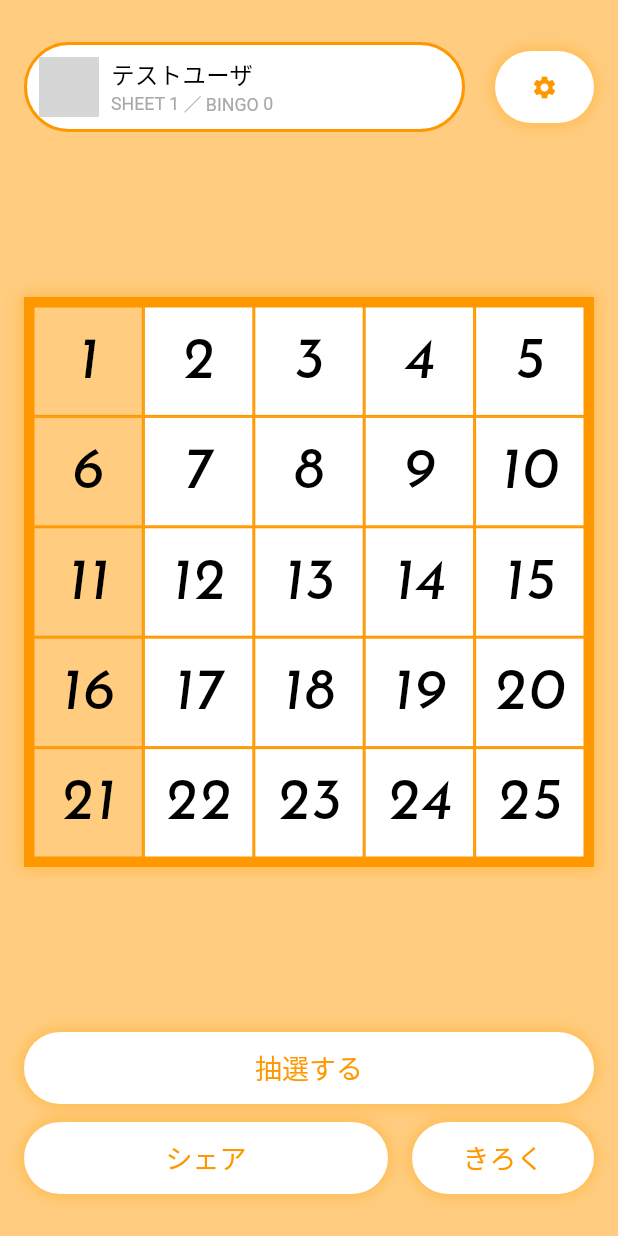
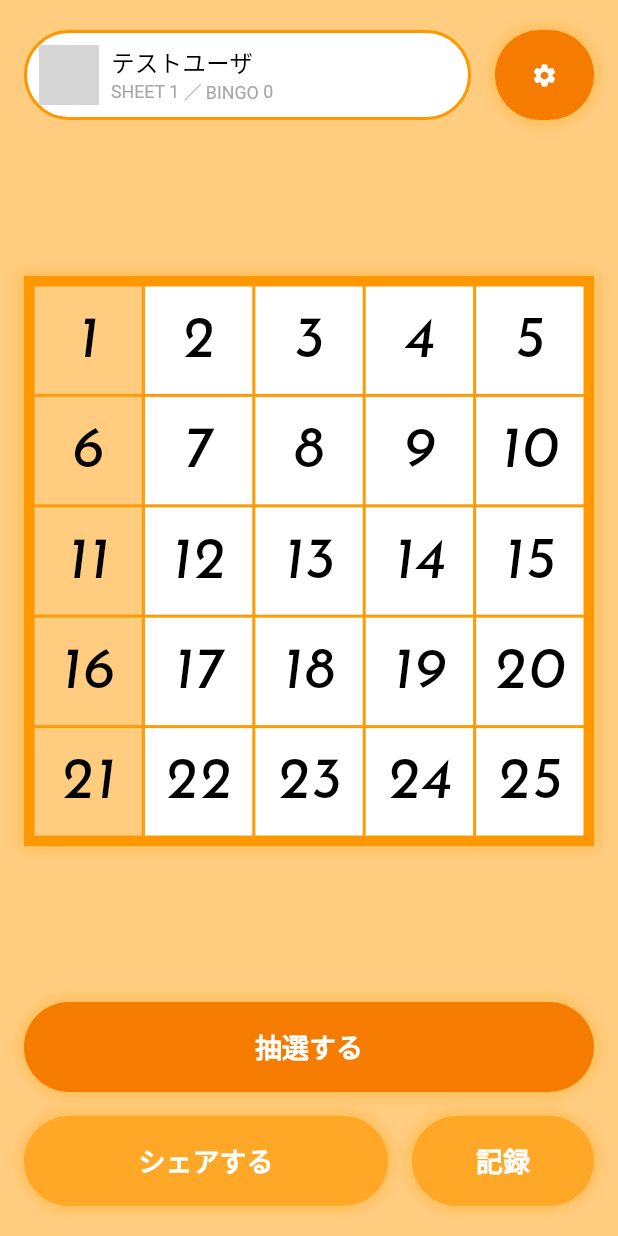
Before and after one commit to tkc-alien/Office-BINGO, a Flutter app: the screen it shows after launch, on a phone screen of 412 x 824 dp. Run offline on Flutter 3.47's test engine with Material 3 defaults, Android fonts, the phone set to English and light mode, and no system bars; drawn by our look-alikes of cached_network_image; our stand-ins replace firebase_auth, firebase_core, flutter_riverpod, freezed_annotation, gap, go_router and 2 more; accounts and stored records are empty; generated files the repository leaves out were written again; network calls fail; grey boxes are pictures that could not be loaded.

Commit message:
change: ホーム画面のデザインを更新

```diff
--- a/lib/app.dart
+++ b/lib/app.dart
@@ -18,11 +18,11 @@ class App extends StatelessWidget {
         useMaterial3: true,
         fontFamily: "NotoSansJP",
         colorScheme: ColorScheme.fromSwatch(
-          primarySwatch: AppColors.primary,
+          primarySwatch: AppColors.primarySwatch,
         ),
         scaffoldBackgroundColor: AppColors.scaffoldBackground,
         elevatedButtonTheme: ElevatedButtonThemeData(
-          style: AppButtonStyles.elevatedPrimary,
+          style: AppButtonStyles.themeStyle,
         ),
       ),
     );
--- a/lib/common/component/shadowed_button.dart
+++ b/lib/common/component/shadowed_button.dart
@@ -6,10 +6,12 @@ class ShadowedButton extends StatelessWidget {
     super.key,
     required this.onPressed,
     required this.child,
+    this.style,
   });
 
-  final Function() onPressed;
+  final void Function()? onPressed;
   final Widget child;
+  final ButtonStyle? style;
 
   @override
   Widget build(BuildContext context) {
@@ -26,6 +28,7 @@ class ShadowedButton extends StatelessWidget {
       ),
       child: ElevatedButton(
         onPressed: onPressed,
+        style: style,
         child: child,
       ),
     );
--- a/lib/const/view/app_button_styles.dart
+++ b/lib/const/view/app_button_styles.dart
@@ -1,14 +1,44 @@
 import 'package:flutter/material.dart';
+import 'package:office_bingo/const/view/app_colors.dart';
 
-const _kButtonHeight = 48.0;
+const _kButtonHeight = 60.0;
 
 class AppButtonStyles {
-  static final elevatedPrimary = ElevatedButton.styleFrom(
+  static final themeStyle = ElevatedButton.styleFrom(
     shadowColor: Colors.transparent,
     fixedSize: const Size.fromHeight(_kButtonHeight),
     textStyle: const TextStyle(
+      fontWeight: FontWeight.bold,
       fontSize: 18,
       // fontWeight: FontWeight.bold,
     ),
   );
+
+  static final elevatedPrimary = ElevatedButton.styleFrom(
+    backgroundColor: AppColors.primary,
+    foregroundColor: AppColors.onPrimary,
+    disabledBackgroundColor: AppColors.disabled,
+    disabledForegroundColor: AppColors.onDisabled,
+  );
+
+  static final elevatedPrimaryOnScaffold = ElevatedButton.styleFrom(
+    backgroundColor: AppColors.primary,
+    foregroundColor: AppColors.onPrimary,
+    disabledBackgroundColor: AppColors.disabledOnScaffold,
+    disabledForegroundColor: AppColors.onDisabled,
+  );
+
+  static final elevatedSecondary = ElevatedButton.styleFrom(
+    backgroundColor: AppColors.secondary,
+    foregroundColor: AppColors.onSecondary,
+    disabledBackgroundColor: AppColors.disabled,
+    disabledForegroundColor: AppColors.onDisabled,
+  );
+
+  static final elevatedSecondaryOnScaffold = ElevatedButton.styleFrom(
+    backgroundColor: AppColors.secondary,
+    foregroundColor: AppColors.onSecondary,
+    disabledBackgroundColor: AppColors.disabledOnScaffold,
+    disabledForegroundColor: AppColors.onDisabledOnScaffold,
+  );
 }
--- a/lib/const/view/app_colors.dart
+++ b/lib/const/view/app_colors.dart
@@ -3,8 +3,32 @@ import 'package:flutter/material.dart';
 class AppColors {
   AppColors._();
 
-  /// プライマリカラー
-  static const primary = Colors.orange;
+  /// プライマリカラーセット
+  static const primarySwatch = Colors.orange;
+
+  /// Primary background
+  static const primary = Color(0xfff57c00);
+
+  /// Primary foreground
+  static const onPrimary = Color(0xffffffff);
+
+  /// Secondary background
+  static const secondary = Color(0xffffa726);
+
+  /// Secondary foreground
+  static const onSecondary = Color(0xffffffff);
+
+  /// Disabled background
+  static const disabled = Color(0xffffdbaf);
+
+  /// Disabled foreground
+  static const onDisabled = Color(0xffffffff);
+
+  /// Disabled background（Scaffold常に配置する場合）
+  static const disabledOnScaffold = Color(0xffdeaf69);
+
+  /// Disabled foreground（Scaffold常に配置する場合）
+  static const onDisabledOnScaffold = Color(0xffffffff);
 
   /// 画面背景
   static const scaffoldBackground = Color(0xffffcc80);
@@ -13,7 +37,7 @@ class AppColors {
   static const componentBackground = Color(0xffffffff);
 
   /// 枠（画面背景に配置するコンポーネント）
-  static const componentFrame = primary;
+  static const Color componentFrame = primarySwatch;
 
   /// 影
   static const shadow = Color(0x1f3b3b3b);
@@ -21,9 +45,6 @@ class AppColors {
   /// 影（画面背景に配置するコンポーネント）
   static const shadowOnScaffold = Color(0x80ffab1f);
 
-  /// ビンゴシート：枠
-  static const bingoSheetFrame = primary;
-
   /// ビンゴシート：タイル背景
   static const bingoSheetTileBackground = componentBackground;
 
--- a/lib/feature/home/component/bingo_sheet_view.dart
+++ b/lib/feature/home/component/bingo_sheet_view.dart
@@ -27,7 +27,7 @@ class BingoSheetView extends ConsumerWidget {
         decoration: const BoxDecoration(
           border: Border.fromBorderSide(
             BorderSide(
-              color: AppColors.primary,
+              color: AppColors.componentFrame,
               width: 6,
             ),
           ),
--- a/lib/feature/home/component/bingo_tile_view.dart
+++ b/lib/feature/home/component/bingo_tile_view.dart
@@ -31,7 +31,7 @@ class BingoTileView extends ConsumerWidget {
           color: model.backgroundColor,
           border: const Border.fromBorderSide(
             BorderSide(
-              color: AppColors.primary,
+              color: AppColors.componentFrame,
             ),
           ),
         ),
--- a/lib/feature/home/home_screen.dart
+++ b/lib/feature/home/home_screen.dart
@@ -2,6 +2,7 @@ import 'package:flutter/material.dart';
 import 'package:flutter_riverpod/flutter_riverpod.dart';
 import 'package:gap/gap.dart';
 import 'package:office_bingo/common/component/shadowed_button.dart';
+import 'package:office_bingo/const/view/app_button_styles.dart';
 import 'package:office_bingo/feature/home/component/bingo_sheet_view.dart';
 import 'package:office_bingo/feature/home/component/current_user_view.dart';
 
@@ -15,7 +16,7 @@ class HomeScreen extends ConsumerWidget {
         top: true,
         bottom: false,
         child: Padding(
-          padding: const EdgeInsets.symmetric(vertical: 28, horizontal: 16),
+          padding: const EdgeInsets.symmetric(vertical: 20, horizontal: 16),
           child: Column(
             mainAxisAlignment: MainAxisAlignment.spaceBetween,
             crossAxisAlignment: CrossAxisAlignment.stretch,
@@ -26,30 +27,36 @@ class HomeScreen extends ConsumerWidget {
                   mainAxisAlignment: MainAxisAlignment.spaceBetween,
                   children: [
                     const Expanded(child: CurrentUserView()),
-                    const Gap(20),
+                    const Gap(16),
                     ShadowedButton(
                       onPressed: () {},
+                      style: AppButtonStyles.elevatedPrimaryOnScaffold,
                       child: const Icon(Icons.settings),
                     ),
                   ],
                 ),
               ),
-              const BingoSheetView(),
+              const Padding(
+                padding: EdgeInsets.symmetric(vertical: 16),
+                child: BingoSheetView(),
+              ),
               Column(
                 crossAxisAlignment: CrossAxisAlignment.stretch,
                 children: [
                   ShadowedButton(
                     onPressed: () {},
+                    style: AppButtonStyles.elevatedPrimaryOnScaffold,
                     child: const Text("抽選する"),
                   ),
-                  const Gap(12),
+                  const Gap(16),
                   Row(
                     children: [
                       Expanded(
                         flex: 2,
                         child: ShadowedButton(
                           onPressed: () {},
-                          child: const Text("シェア"),
+                          style: AppButtonStyles.elevatedSecondaryOnScaffold,
+                          child: const Text("シェアする"),
                         ),
                       ),
                       const Gap(16),
@@ -57,7 +64,8 @@ class HomeScreen extends ConsumerWidget {
                         flex: 1,
                         child: ShadowedButton(
                           onPressed: () {},
-                          child: const Text("きろく"),
+                          style: AppButtonStyles.elevatedSecondaryOnScaffold,
+                          child: const Text("記録"),
                         ),
                       ),
                     ],
```
